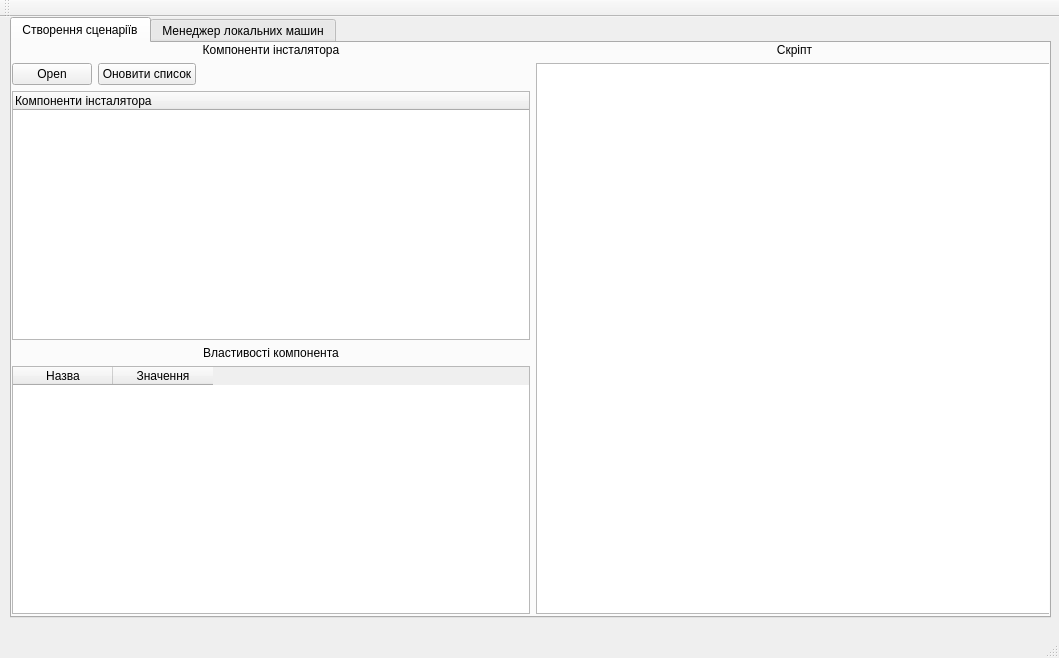
This is app/view/mainwindow.ui in sweetcolor/WinAutoInstaller as Qt 5 draws it before an edit. The edited form follows.
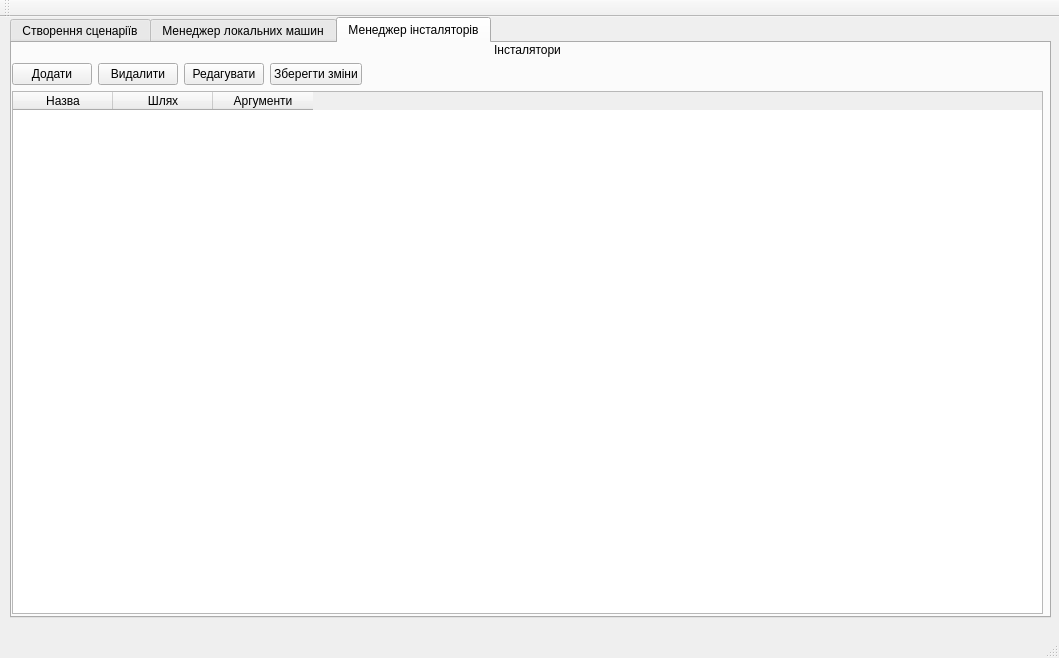
This is the edited form.

Patch:
```diff
--- a/app/view/mainwindow.ui
+++ b/app/view/mainwindow.ui
@@ -24,7 +24,7 @@
      </rect>
     </property>
     <property name="currentIndex">
-     <number>0</number>
+     <number>2</number>
     </property>
     <widget class="QWidget" name="createScriptTab">
      <attribute name="title">
@@ -297,6 +297,97 @@
       </layout>
      </widget>
     </widget>
+    <widget class="QWidget" name="installerManagerTab">
+     <attribute name="title">
+      <string>Менеджер інсталяторів</string>
+     </attribute>
+     <widget class="QWidget" name="">
+      <property name="geometry">
+       <rect>
+        <x>0</x>
+        <y>0</y>
+        <width>1031</width>
+        <height>571</height>
+       </rect>
+      </property>
+      <layout class="QVBoxLayout" name="installerVerticalLayout">
+       <item>
+        <widget class="QLabel" name="installerLabel">
+         <property name="text">
+          <string>Інсталятори</string>
+         </property>
+         <property name="alignment">
+          <set>Qt::AlignCenter</set>
+         </property>
+        </widget>
+       </item>
+       <item>
+        <layout class="QHBoxLayout" name="installerButtonHorizontalLayout">
+         <item>
+          <widget class="QPushButton" name="addInstallerPushButton">
+           <property name="text">
+            <string>Додати</string>
+           </property>
+          </widget>
+         </item>
+         <item>
+          <widget class="QPushButton" name="deleteInstallerPushButton">
+           <property name="text">
+            <string>Видалити</string>
+           </property>
+          </widget>
+         </item>
+         <item>
+          <widget class="QPushButton" name="editInstallerPushButton">
+           <property name="text">
+            <string>Редагувати</string>
+           </property>
+          </widget>
+         </item>
+         <item>
+          <widget class="QPushButton" name="saveChangesPushButton">
+           <property name="text">
+            <string>Зберегти зміни</string>
+           </property>
+          </widget>
+         </item>
+         <item>
+          <spacer name="installerButtonHorizontalSpacer">
+           <property name="orientation">
+            <enum>Qt::Horizontal</enum>
+           </property>
+           <property name="sizeHint" stdset="0">
+            <size>
+             <width>40</width>
+             <height>20</height>
+            </size>
+           </property>
+          </spacer>
+         </item>
+        </layout>
+       </item>
+       <item>
+        <widget class="QTableWidget" name="installerTableWidget">
+         <column>
+          <property name="text">
+           <string>Назва</string>
+          </property>
+         </column>
+         <column>
+          <property name="text">
+           <string>Шлях</string>
+          </property>
+         </column>
+         <column>
+          <property name="text">
+           <string>Аргументи</string>
+          </property>
+         </column>
+        </widget>
+       </item>
+      </layout>
+     </widget>
+    </widget>
    </widget>
   </widget>
   <widget class="QMenuBar" name="menuBar">
```
Left out of the diff: 13 changed lines with no effect on the pictures.
